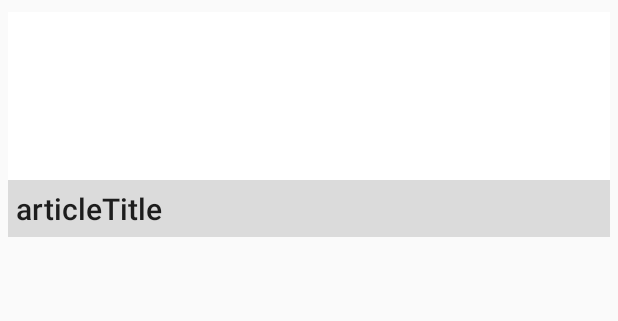
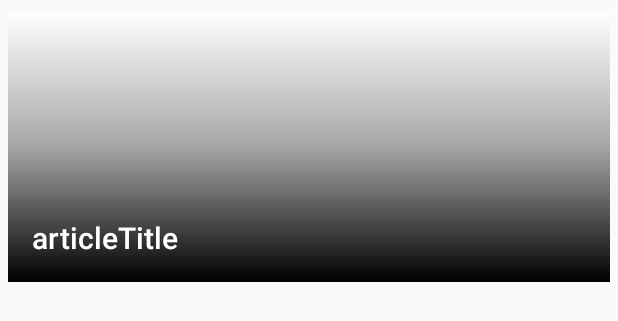
Before and after one commit to horeuben/EthiCalc, an Android app: the layout news_item.xml on its own in the app's theme, with its tools: preview values and no code run, on a phone screen of 412 x 824 dp. Shown: the top 321 px of the screen. Run offline under Robolectric (Android 15) with nearby library versions, the phone set to English and light mode, and no system bars.

Commit message:
Changed news UI

```diff
--- /dev/null
+++ b/app/src/main/res/drawable/gradient_card.xml
@@ -0,0 +1,10 @@
+<?xml version="1.0" encoding="utf-8"?>
+<shape xmlns:android="http://schemas.android.com/apk/res/android"
+    android:layout_height="match_parent"
+    android:layout_width="match_parent">
+    <gradient
+        android:angle="90"
+        android:centerColor="#59000000"
+        android:endColor="@android:color/transparent"
+        android:startColor="#000000" />
+</shape>
--- a/app/src/main/res/layout/news_item.xml
+++ b/app/src/main/res/layout/news_item.xml
@@ -19,22 +19,37 @@
 
         <android.support.constraint.ConstraintLayout
             android:layout_width="match_parent"
-            android:layout_height="150dp">
+            android:layout_height="180dp">
             <ImageView
                 android:id="@+id/articleImg"
                 android:layout_width="match_parent"
                 android:layout_height="match_parent"
-                android:scaleType="centerCrop"/>
+                android:layout_marginBottom="8dp"
+
+                android:scaleType="centerCrop"
+                card_view:layout_constraintBottom_toBottomOf="parent"
+                card_view:layout_constraintEnd_toEndOf="parent"
+                card_view:layout_constraintHorizontal_bias="1.0"
+                card_view:layout_constraintStart_toStartOf="parent"
+                card_view:layout_constraintTop_toTopOf="parent"
+                card_view:layout_constraintVertical_bias="1.0"/>
+
+            <FrameLayout
+                android:layout_width="match_parent"
+                android:layout_height="match_parent"
+                android:background="@drawable/gradient_card">
+            </FrameLayout>
             <TextView
                 android:id="@+id/articleTitle"
                 android:layout_width="match_parent"
-                android:layout_height="wrap_content"
+                android:layout_height="120dp"
                 android:text="articleTitle"
+                android:textColor="#FFFF"
+                android:gravity="bottom"
                 android:textAppearance="@style/TextAppearance.AppCompat.Title"
                 card_view:layout_constraintBottom_toBottomOf="parent"
                 card_view:layout_constraintLeft_toLeftOf="parent"
-                android:padding="5dp"
-                android:background="#CCD3D3D3"/>
+                android:padding="16dp" />
         </android.support.constraint.ConstraintLayout>
 
     </android.support.v7.widget.CardView>
```
